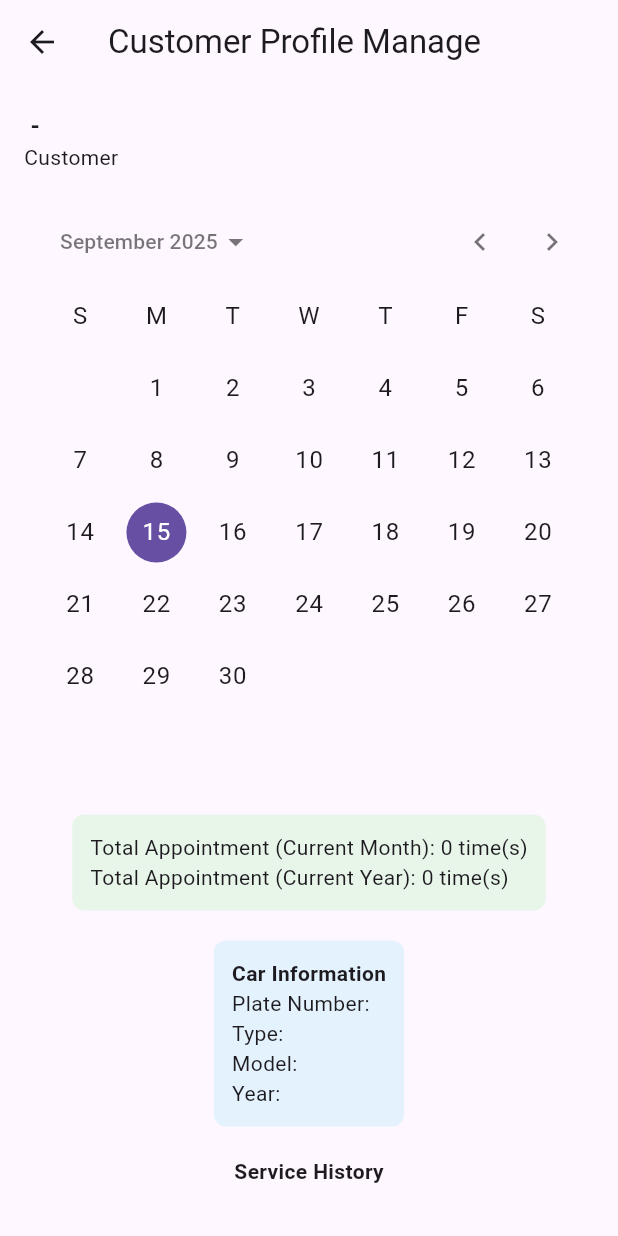
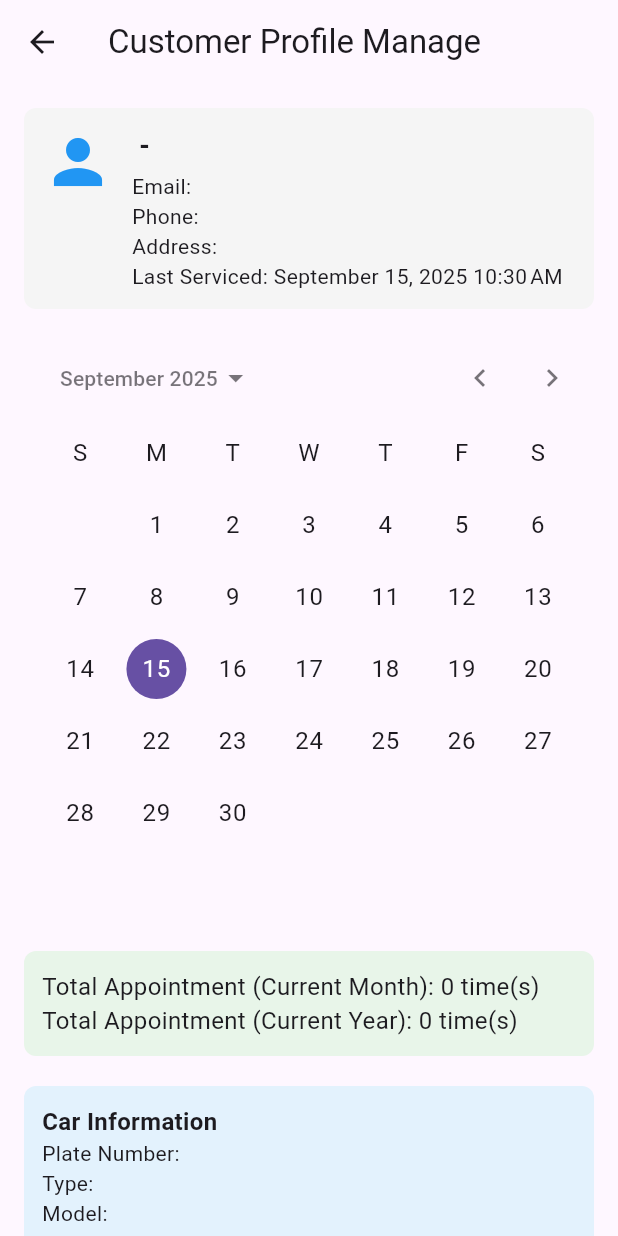
Before and after one commit to zikei444/mobile_application_ass, a Flutter app: the ProfilePage screen opened directly with empty values, on a phone screen of 412 x 824 dp. Run offline on Flutter 3.47's test engine with Material 3 defaults, Android fonts, the phone set to English and light mode, and no system bars; our stand-ins replace cloud_firestore, firebase_auth, firebase_core, fluttertoast, google_fonts, table_calendar; accounts and stored records are empty.

Commit message:
add a bit profile details -- donee

```diff
--- a/lib/customer/profile.dart
+++ b/lib/customer/profile.dart
@@ -1,5 +1,6 @@
 import 'package:flutter/material.dart';
 import 'package:cloud_firestore/cloud_firestore.dart';
+import 'package:intl/intl.dart';
 
 class ProfilePage extends StatefulWidget {
   final String customerId;
@@ -28,7 +29,6 @@ class _ProfilePageState extends State<ProfilePage> {
         .collection('cars')
         .doc(customer['carId'])
         .get();
-
     final car = carSnap.data();
 
     // Fetch appointments
@@ -36,7 +36,6 @@ class _ProfilePageState extends State<ProfilePage> {
         .collection('appointments')
         .where('customerId', isEqualTo: widget.customerId)
         .get();
-
     final appointments = appointmentSnap.docs.map((e) => e.data()).toList();
 
     return {
@@ -88,62 +87,97 @@ class _ProfilePageState extends State<ProfilePage> {
               DateTime.now().month)
               .length;
 
+          // Format last serviced date
+          String lastServicedStr = "N/A";
+          if (customer['lastServiced'] != null &&
+              customer['lastServiced'] is Timestamp) {
+            DateTime dt = (customer['lastServiced'] as Timestamp).toDate();
+            lastServicedStr = DateFormat.yMMMMd().add_jm().format(dt);
+          }
+
           return SingleChildScrollView(
             padding: const EdgeInsets.all(16),
             child: Column(
+              crossAxisAlignment: CrossAxisAlignment.start,
               children: [
-                // Profile section
-                Row(
-                  children: [
-                    Column(
-                      crossAxisAlignment: CrossAxisAlignment.start,
-                      children: [
-                        Text(
-                          "${customer['id']} - ${customer['name']}",
-                          style: const TextStyle(
-                              fontWeight: FontWeight.bold, fontSize: 16),
-                        ),
-                        const Text("Customer"),
-                      ],
-                    )
-                  ],
-                ),
-                const SizedBox(height: 20),
-
-                // Calendar
-                _buildCalendar(),
-                const SizedBox(height: 20),
-
-                // Appointment
+                // ===== Customer Profile =====
                 Container(
+                  width: double.infinity,
                   padding: const EdgeInsets.all(12),
                   decoration: BoxDecoration(
-                      color: Colors.green.shade50,
-                      borderRadius: BorderRadius.circular(8)),
-                  child: Column(
+                    color: Colors.grey.shade100,
+                    borderRadius: BorderRadius.circular(8),
+                  ),
+                  child: Row(
                     crossAxisAlignment: CrossAxisAlignment.start,
                     children: [
-                      Text(
-                          "Total Appointment (Current Month): $totalAppointmentsMonth time(s)"),
-                      Text(
-                          "Total Appointment (Current Year): $totalAppointmentsYear time(s)"),
+                      const Icon(Icons.person, size: 48, color: Colors.blue),
+                      const SizedBox(width: 12),
+                      Expanded(
+                        child: Column(
+                          crossAxisAlignment: CrossAxisAlignment.start,
+                          children: [
+                            Text(
+                              "${customer['id']} - ${customer['name']}",
+                              style: const TextStyle(
+                                  fontWeight: FontWeight.bold, fontSize: 18),
+                            ),
+                            const SizedBox(height: 4),
+                            Text("Email: ${customer['email'] ?? 'N/A'}"),
+                            Text("Phone: ${customer['phone'] ?? 'N/A'}"),
+                            Text("Address: ${customer['address'] ?? 'N/A'}"),
+                            Text("Last Serviced: $lastServicedStr"),
+                          ],
+                        ),
+                      ),
                     ],
                   ),
                 ),
                 const SizedBox(height: 20),
 
-                // Car info
+                // ===== Calendar =====
+                _buildCalendar(),
+                const SizedBox(height: 20),
+
+                // ===== Appointment Summary =====
+                Container(
+                  width: double.infinity,
+                  padding: const EdgeInsets.all(12),
+                  decoration: BoxDecoration(
+                    color: Colors.green.shade50,
+                    borderRadius: BorderRadius.circular(8),
+                  ),
+                  child: Column(
+                    crossAxisAlignment: CrossAxisAlignment.start,
+                    children: [
+                      Text(
+                        "Total Appointment (Current Month): $totalAppointmentsMonth time(s)",
+                        style: const TextStyle(fontSize: 16),
+                      ),
+                      Text(
+                        "Total Appointment (Current Year): $totalAppointmentsYear time(s)",
+                        style: const TextStyle(fontSize: 16),
+                      ),
+                    ],
+                  ),
+                ),
+                const SizedBox(height: 20),
+
+                // ===== Car Info =====
                 if (car != null)
                   Container(
+                    width: double.infinity,
                     padding: const EdgeInsets.all(12),
                     decoration: BoxDecoration(
-                        color: Colors.blue.shade50,
-                        borderRadius: BorderRadius.circular(8)),
+                      color: Colors.blue.shade50,
+                      borderRadius: BorderRadius.circular(8),
+                    ),
                     child: Column(
                       crossAxisAlignment: CrossAxisAlignment.start,
                       children: [
                         const Text("Car Information",
-                            style: TextStyle(fontWeight: FontWeight.bold)),
+                            style: TextStyle(
+                                fontWeight: FontWeight.bold, fontSize: 16)),
                         Text("Plate Number: ${car['plateNumber']}"),
                         Text("Type: ${car['brand']}"),
                         Text("Model: ${car['model']}"),
@@ -153,7 +187,7 @@ class _ProfilePageState extends State<ProfilePage> {
                   ),
                 const SizedBox(height: 20),
 
-                // Service History
+                // ===== Service History =====
                 Column(
                   crossAxisAlignment: CrossAxisAlignment.start,
                   children: [
@@ -183,8 +217,7 @@ class _ProfilePageState extends State<ProfilePage> {
                                 ),
                                 actions: [
                                   TextButton(
-                                    onPressed: () =>
-                                        Navigator.pop(context),
+                                    onPressed: () => Navigator.pop(context),
                                     child: const Text("Close"),
                                   )
                                 ],
```
